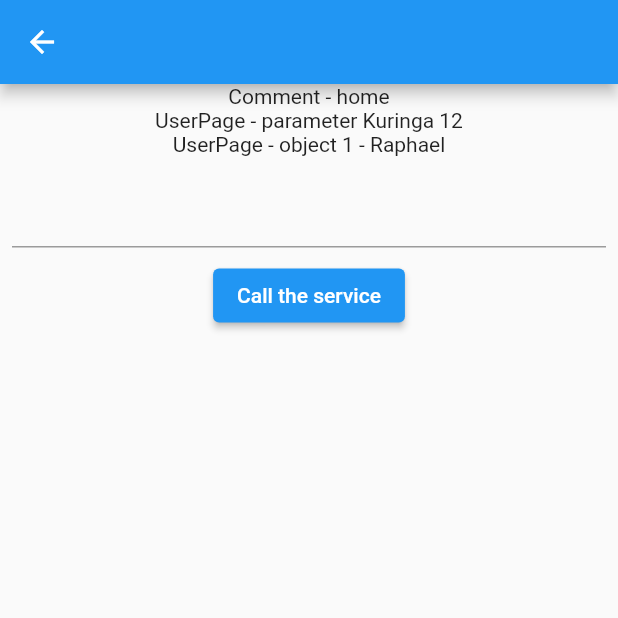
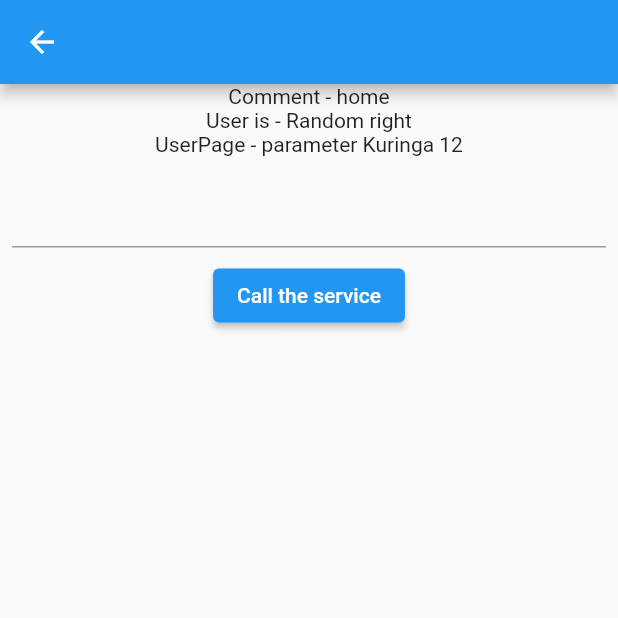
Before and after one commit to Brian1011/flutter_modularized_architecture, a Flutter app: the HomePage screen opened by its route, after a tap on the "add" icon, on a phone screen of 412 x 824 dp, the top half of it. Run offline on Flutter 3.47's test engine with Material 2 defaults, Android fonts, the phone set to English and light mode, and no system bars; our stand-ins replace flutter_modular, mobx; generated files the repository leaves out were written again.

Commit message:
pass user model as argument to another screen

```diff
--- a/lib/modules/home/home_page.dart
+++ b/lib/modules/home/home_page.dart
@@ -35,13 +35,11 @@ class _HomePageState extends State<HomePage> {
       ),
       floatingActionButton: FloatingActionButton(
         onPressed: () {
-          Modular.to.pushNamed(
-            '/home/user/Kuringa/3333/12/home',
-            arguments: UserModel(id: 1, name: 'Raphael'),
-          );
+          Modular.to.pushNamed('/home/user/Kuringa/3333/12/home',
+              arguments: UserModel(id: 1, name: "Random right"));
           // Modular.to.navigate('/');
         },
-        child: Icon(Icons.add),
+        child: const Icon(Icons.add),
       ),
     );
   }
--- a/lib/modules/home/pages/user/user_page.dart
+++ b/lib/modules/home/pages/user/user_page.dart
@@ -8,7 +8,7 @@ class UserPage extends StatefulWidget {
   final String? age;
   final String? comment;
   final UserModel? userModel;
-  UserPage({Key? key, this.name, this.userModel, this.age, this.comment})
+  UserPage({Key? key, this.name, this.age, this.comment, this.userModel})
       : super(key: key);
 
   @override
@@ -27,9 +27,8 @@ class _UserPageState extends State<UserPage> {
           child: Column(
             children: [
               Text('Comment - ${widget.comment}'),
+              Text('User is - ${widget.userModel?.name}'),
               Text('UserPage - parameter ${widget.name} ${widget.age}'),
-              Text(
-                  'UserPage - object ${widget.userModel?.id} - ${widget.userModel?.name}'),
               const SizedBox(
                 height: 5,
               ),
```
